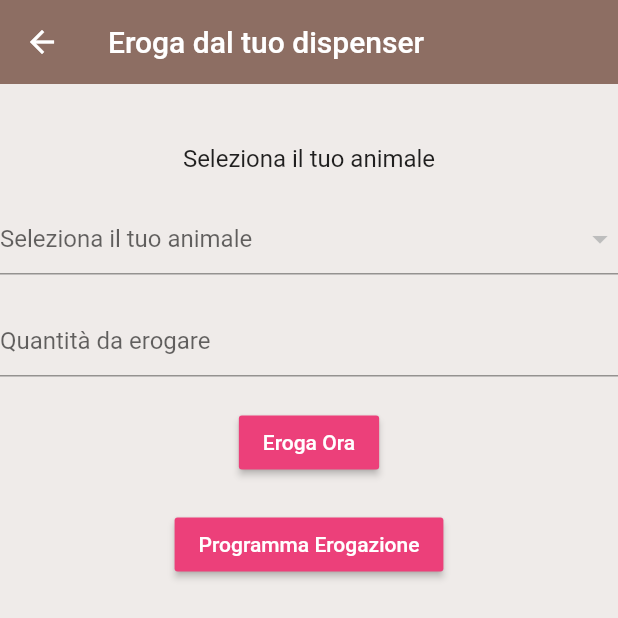
After one commit to sarasarto/IoT-Dog-Dispenser, a Flutter app: the ErogationView screen opened directly, after a tap on "Eroga Ora", on a phone screen of 412 x 824 dp. The commit adds this screen. Shown: the top 618 px of the screen. Run offline on Flutter 3.47's test engine with Material 2 defaults, Android fonts, the light colour scheme and no system bars; our stand-ins replace cloud_firestore, firebase_auth, firebase_core; missing offline and left inert: qr_code_scanner; accounts and stored records are empty.

Commit message:
trying to fix bug

```diff
--- a/dogx_a_smart_dispenser/lib/screens/views/dispenser_view.dart
+++ b/dogx_a_smart_dispenser/lib/screens/views/dispenser_view.dart
@@ -1,4 +1,3 @@
-import 'package:dogx_a_smart_dispenser/models/Animal.dart';
 import 'package:dogx_a_smart_dispenser/models/Dispenser.dart';
 import 'package:dogx_a_smart_dispenser/screens/forms/scanner.dart';
 import 'package:dogx_a_smart_dispenser/screens/list_views/dispenser_list.dart';
--- /dev/null
+++ b/dogx_a_smart_dispenser/lib/screens/views/erogation_page.dart
@@ -0,0 +1,236 @@
+import 'package:dogx_a_smart_dispenser/models/Animal.dart';
+import 'package:dogx_a_smart_dispenser/models/Dispenser.dart';
+import 'package:dogx_a_smart_dispenser/services/auth.dart';
+import 'package:dogx_a_smart_dispenser/services/database.dart';
+import 'package:flutter/material.dart';
+import 'package:provider/provider.dart';
+
+class ErogationPage extends StatefulWidget {
+  final Dispenser dispenser;
+
+  ErogationPage({this.dispenser});
+
+  @override
+  _ErogationPageState createState() => _ErogationPageState();
+}
+
+class _ErogationPageState extends State<ErogationPage> {
+  String _currentQnt;
+  Animal _currentAnimal;
+  List<Animal> animals;
+
+  DateTime pickedDate;
+  TimeOfDay time;
+  @override
+  void initState() {
+    super.initState();
+    _currentAnimal = null;
+    pickedDate = DateTime.now();
+    time = TimeOfDay.now();
+  }
+
+  @override
+  Widget build(BuildContext context) {
+    Dispenser dispenser = widget.dispenser;
+    final animals = Provider.of<List<Animal>>(context);
+    final AuthService _authService = AuthService();
+    final DatabaseService _dbService = DatabaseService();
+
+    _pickDate() async {
+      DateTime date = await showDatePicker(
+        context: context,
+        firstDate: DateTime(DateTime.now().year - 5),
+        lastDate: DateTime(DateTime.now().year + 5),
+        initialDate: pickedDate,
+      );
+      if (date != null)
+        setState(() {
+          pickedDate = date;
+        });
+    }
+
+    _pickTime() async {
+      TimeOfDay t = await showTimePicker(context: context, initialTime: time);
+      if (t != null)
+        setState(() {
+          time = t;
+          print("tempo scelto: " + time.toString());
+          // QUA DEVO PRENDERE IL DISPENSER E METTERE IL TEMPO NELLA VARIABILE GIUSTA
+          //_dbService.updateDispenser(id, userId, qtnRation, collarId, ORARIO)
+        });
+    }
+
+    return StreamBuilder(
+        stream: DatabaseService().animals,
+        builder: (BuildContext context, AsyncSnapshot asyncSnapshot) {
+          if (asyncSnapshot.hasData) {
+            return Container(
+                child: Column(
+              children: <Widget>[
+                SizedBox(height: 40.0),
+                Text(
+                  'Seleziona il tuo animale',
+                  style: TextStyle(fontSize: 16.0),
+                  //textAlign: TextAlign.left,
+                ),
+                SizedBox(height: 20.0),
+                DropdownButtonFormField<Animal>(
+                    hint: Text("Seleziona il tuo animale"),
+                    value: _currentAnimal,
+                    items: animals.map((animal) {
+                      return DropdownMenuItem(
+                        value:
+                            animal, //questo è il corrente che devo mettere nel db
+                        child:
+                            Text(animal.name, style: TextStyle(fontSize: 18.0)),
+                      );
+                    }).toList(),
+                    onChanged: (Animal value) {
+                      setState(() {
+                        _currentAnimal = value;
+                        print('SELEZIONATOOOO');
+                        print(_currentAnimal.name);
+                      });
+                    }),
+                SizedBox(height: 20.0),
+                TextFormField(
+                  decoration: InputDecoration(hintText: 'Quantità da erogare'),
+                  validator: (val) =>
+                      val.isEmpty ? 'Quantità da erogare' : null,
+                  onChanged: (val) => setState(() => _currentQnt = val),
+                ),
+                //button
+                SizedBox(height: 20.0),
+                RaisedButton(
+                    color: Colors.pink[400],
+                    child: Text('Eroga Ora',
+                        style: TextStyle(color: Colors.white),
+                        textAlign: TextAlign.center),
+                    onPressed: () async {
+                      // DA METTERE CONTROLLO CHE UTENTE SELEZIONI SIA ANIMALE CHE QUANITTA
+                      // ALTRIMENTI DIALOG CHE DICE DI METTERLI
+
+                      // QUANITA NEGATIVA (?)
+                      print(_currentQnt);
+                      print('CLICCATO EROGAZIONE PER::::');
+                      print(_currentAnimal);
+                      if (_currentAnimal != null) {
+                        if (_currentAnimal.availableRation >=
+                            int.parse(_currentQnt)) {
+                          print(_currentAnimal.name);
+                          print(_currentQnt);
+                          _currentAnimal.availableRation -=
+                              int.parse(_currentQnt);
+                          _dbService.updateDispenser(
+                              dispenser.id,
+                              _authService.getCurrentUserUid(),
+                              int.parse(_currentQnt),
+                              _currentAnimal.collarId);
+
+                              Navigator.of(context).pop();
+                          showDialog(
+                              context: context,
+                              barrierDismissible:
+                                  false, // disables popup to close if tapped outside popup (need a button to close)
+                              builder: (BuildContext context) {
+                                return AlertDialog(
+                                  title: Text(
+                                    "Hai erogato correttamente",
+                                  ),
+
+                                  //buttons METTIAMO LA POSSIBILIà DI DARGLI PIU CIBO?????
+                                  actions: <Widget>[
+                                    FlatButton(
+                                      child: Text("Ok, close"),
+                                      onPressed: () {
+                                        Navigator.of(context).pop();
+                                      }, //closes popup
+                                    ),
+                                  ],
+                                );
+                              });
+                        } else {
+                          showDialog(
+                              context: context,
+                              barrierDismissible:
+                                  false, // disables popup to close if tapped outside popup (need a button to close)
+                              builder: (BuildContext context) {
+                                return AlertDialog(
+                                  title: Text(
+                                    "La quantità selezionata supera la razione giornaliera disponibile",
+                                  ),
+                                  content: Text("Erogare comunque?"),
+                                  //buttons METTIAMO LA POSSIBILIà DI DARGLI PIU CIBO?????
+                                  actions: <Widget>[
+                                    FlatButton(
+                                      child: Text("Indietro"),
+                                      onPressed: () {
+                                        Navigator.of(context).pop();
+                                      }, //closes popup
+                                    ),
+                                    FlatButton(
+                                      child: Text("Eroga"),
+                                      onPressed: () {
+                                        Navigator.of(context).pop();
+                                        //cambio qntRation cosi bridge se ne accorge
+                                        _dbService.updateDispenser(
+                                            dispenser.id,
+                                            _authService.getCurrentUserUid(),
+                                            int.parse(_currentQnt),
+                                            _currentAnimal.collarId);
+
+                                            Navigator.of(context).pop();
+                                      }, //closes popup
+                                    ),
+                                  ],
+                                );
+                              });
+                        }
+                      }
+                    }),
+                SizedBox(height: 20.0),
+                RaisedButton(
+                    color: Colors.pink[400],
+                    child: Text('Programma Erogazione',
+                        style: TextStyle(color: Colors.white),
+                        textAlign: TextAlign.center),
+                    onPressed: () {
+                      showDialog(
+                          context: context,
+                          builder: (BuildContext context) {
+                            return Scaffold(
+                              appBar: AppBar(
+                                title: Text('Date Time Picker'),
+                              ),
+                              body: SingleChildScrollView(
+                                child: Column(
+                                  crossAxisAlignment: CrossAxisAlignment.start,
+                                  children: <Widget>[
+                                    ListTile(
+                                      title: Text(
+                                          "Date: ${pickedDate.year}, ${pickedDate.month}, ${pickedDate.day}"),
+                                      trailing: Icon(Icons.keyboard_arrow_down),
+                                      onTap: _pickDate,
+                                    ),
+                                    ListTile(
+                                      title: Text(
+                                          "Time: ${time.hour}:${time.minute}"),
+                                      trailing: Icon(Icons.keyboard_arrow_down),
+                                      onTap: _pickTime,
+                                    ),
+                                  ],
+                                ),
+                              ),
+                            );
+                          });
+                    }),
+              ],
+            ));
+          } else {
+            return Center(
+              child: CircularProgressIndicator(),
+            );
+          }
+        });
+  }
+}
--- /dev/null
+++ b/dogx_a_smart_dispenser/lib/screens/views/erogation_view.dart
@@ -0,0 +1,32 @@
+import 'package:dogx_a_smart_dispenser/models/Animal.dart';
+import 'package:dogx_a_smart_dispenser/models/Dispenser.dart';
+import 'package:dogx_a_smart_dispenser/screens/views/erogation_page.dart';
+import 'package:dogx_a_smart_dispenser/services/database.dart';
+import 'package:flutter/material.dart';
+import 'package:provider/provider.dart';
+
+class ErogationView extends StatefulWidget {
+  final Dispenser dispenser;
+  ErogationView({this.dispenser});
+
+  @override
+  _ErogationViewState createState() => _ErogationViewState();
+}
+
+class _ErogationViewState extends State<ErogationView> {
+  @override
+  Widget build(BuildContext context) {
+    return StreamProvider<List<Animal>>.value(
+      value: DatabaseService().animals,
+      child: Scaffold(
+        backgroundColor: Colors.brown[50],
+        appBar: AppBar(
+          title: Text('Eroga dal tuo dispenser'),
+          backgroundColor: Colors.brown[400],
+          elevation: 0.0,
+        ),
+        body: ErogationPage(dispenser: widget.dispenser),
+      ),
+    );
+  }
+}
--- a/dogx_a_smart_dispenser/lib/services/database.dart
+++ b/dogx_a_smart_dispenser/lib/services/database.dart
@@ -1,7 +1,6 @@
 import 'package:dogx_a_smart_dispenser/models/Animal.dart';
 import 'package:cloud_firestore/cloud_firestore.dart';
 import 'package:dogx_a_smart_dispenser/models/Dispenser.dart';
-import 'package:dogx_a_smart_dispenser/screens/list_views/animal_list.dart';
 import 'package:dogx_a_smart_dispenser/services/auth.dart';
 
 class DatabaseService {
```
Also changed, not shown: dogx_a_smart_dispenser/lib/main.dart (+2 -10 lines), dogx_a_smart_dispenser/lib/screens/home/home.dart (+0 -63 lines), dogx_a_smart_dispenser/lib/screens/list_views/dispenser_tile.dart (+3 -5 lines), dogx_a_smart_dispenser/lib/screens/views/eroga_view.dart (deleted, +0 -235 lines).
